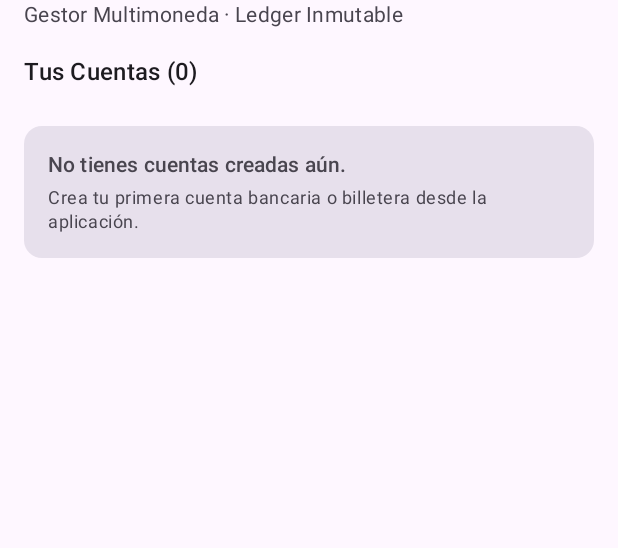
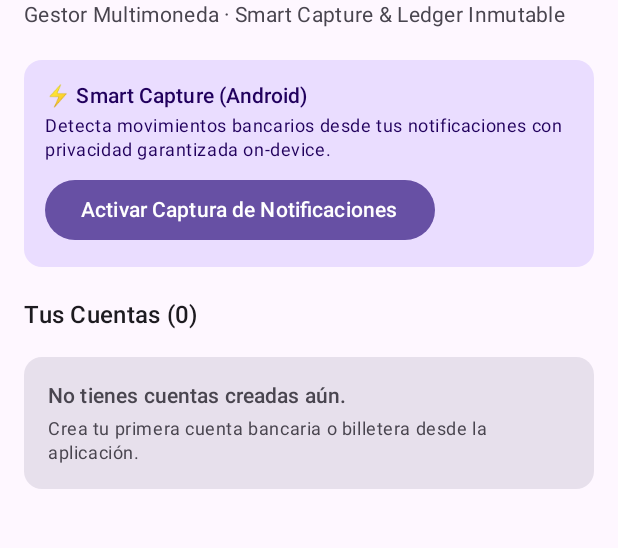
Before and after one commit to LuiSauter/billefy, an Android app built with Jetpack Compose: the screen it shows after launch (MainActivity), on a phone screen of 412 x 824 dp, the part 162-710 px from its top. Run offline under Robolectric (Android 15) with nearby library versions, the phone set to English and light mode, and no system bars.

Commit message:
feat(mobile): add ProminentDisclosureDialog and wire Android notification settings intent

```diff
--- a/mobile/composeApp/src/androidMain/kotlin/com/billefy/app/MainActivity.kt
+++ b/mobile/composeApp/src/androidMain/kotlin/com/billefy/app/MainActivity.kt
@@ -1,6 +1,8 @@
 package com.billefy.app
 
+import android.content.Intent
 import android.os.Bundle
+import android.provider.Settings
 import androidx.activity.ComponentActivity
 import androidx.activity.compose.setContent
 
@@ -8,7 +10,11 @@ class MainActivity : ComponentActivity() {
     override fun onCreate(savedInstanceState: Bundle?) {
         super.onCreate(savedInstanceState)
         setContent {
-            App()
+            App(
+                onRequestNotificationPermission = {
+                    startActivity(Intent(Settings.ACTION_NOTIFICATION_LISTENER_SETTINGS))
+                }
+            )
         }
     }
 }
--- a/mobile/composeApp/src/commonMain/kotlin/com/billefy/app/App.kt
+++ b/mobile/composeApp/src/commonMain/kotlin/com/billefy/app/App.kt
@@ -10,6 +10,8 @@ import androidx.compose.foundation.layout.height
 import androidx.compose.foundation.layout.padding
 import androidx.compose.foundation.lazy.LazyColumn
 import androidx.compose.foundation.lazy.items
+import androidx.compose.material3.Button
+import androidx.compose.material3.ButtonDefaults
 import androidx.compose.material3.Card
 import androidx.compose.material3.CardDefaults
 import androidx.compose.material3.MaterialTheme
@@ -22,10 +24,16 @@ import androidx.compose.runtime.remember
 import androidx.compose.runtime.setValue
 import androidx.compose.ui.Modifier
 import androidx.compose.ui.unit.dp
+import com.billefy.app.ui.ProminentDisclosureDialog
 import com.billefy.shared.model.AccountDto
 
 @Composable
-fun App(accounts: List<AccountDto> = emptyList()) {
+fun App(
+    accounts: List<AccountDto> = emptyList(),
+    onRequestNotificationPermission: () -> Unit = {}
+) {
+    var showDisclosure by remember { mutableStateOf(false) }
+
     MaterialTheme {
         Surface(modifier = Modifier.fillMaxSize()) {
             Column(modifier = Modifier.padding(16.dp)) {
@@ -34,10 +42,49 @@ fun App(accounts: List<AccountDto> = emptyList()) {
                     style = MaterialTheme.typography.headlineMedium
                 )
                 Text(
-                    text = "Gestor Multimoneda · Ledger Inmutable",
+                    text = "Gestor Multimoneda · Smart Capture & Ledger Inmutable",
                     style = MaterialTheme.typography.bodyMedium,
                     color = MaterialTheme.colorScheme.onSurfaceVariant
                 )
+                Spacer(modifier = Modifier.height(16.dp))
+
+                // Smart Capture Action Card
+                Card(
+                    modifier = Modifier.fillMaxWidth().padding(vertical = 4.dp),
+                    colors = CardDefaults.cardColors(containerColor = MaterialTheme.colorScheme.primaryContainer)
+                ) {
+                    Column(modifier = Modifier.padding(14.dp)) {
+                        Text(
+                            text = "⚡ Smart Capture (Android)",
+                            style = MaterialTheme.typography.titleSmall,
+                            color = MaterialTheme.colorScheme.onPrimaryContainer
+                        )
+                        Spacer(modifier = Modifier.height(2.dp))
+                        Text(
+                            text = "Detecta movimientos bancarios desde tus notificaciones con privacidad garantizada on-device.",
+                            style = MaterialTheme.typography.bodySmall,
+                            color = MaterialTheme.colorScheme.onPrimaryContainer
+                        )
+                        Spacer(modifier = Modifier.height(8.dp))
+                        Button(
+                            onClick = { showDisclosure = true },
+                            colors = ButtonDefaults.buttonColors(containerColor = MaterialTheme.colorScheme.primary)
+                        ) {
+                            Text("Activar Captura de Notificaciones")
+                        }
+                    }
+                }
+
+                if (showDisclosure) {
+                    ProminentDisclosureDialog(
+                        onAccept = {
+                            showDisclosure = false
+                            onRequestNotificationPermission()
+                        },
+                        onDismiss = { showDisclosure = false }
+                    )
+                }
+
                 Spacer(modifier = Modifier.height(16.dp))
 
                 Text(
@@ -48,7 +95,7 @@ fun App(accounts: List<AccountDto> = emptyList()) {
 
                 if (accounts.isEmpty()) {
                     Card(
-                        modifier = Modifier.fillMaxWidth().padding(vertical = 16.dp),
+                        modifier = Modifier.fillMaxWidth().padding(vertical = 8.dp),
                         colors = CardDefaults.cardColors(containerColor = MaterialTheme.colorScheme.surfaceVariant)
                     ) {
                         Column(modifier = Modifier.padding(16.dp)) {
```
Also changed, not shown: mobile/composeApp/src/commonMain/kotlin/com/billefy/app/ui/ProminentDisclosureScreen.kt (added, +83 -0 lines).
